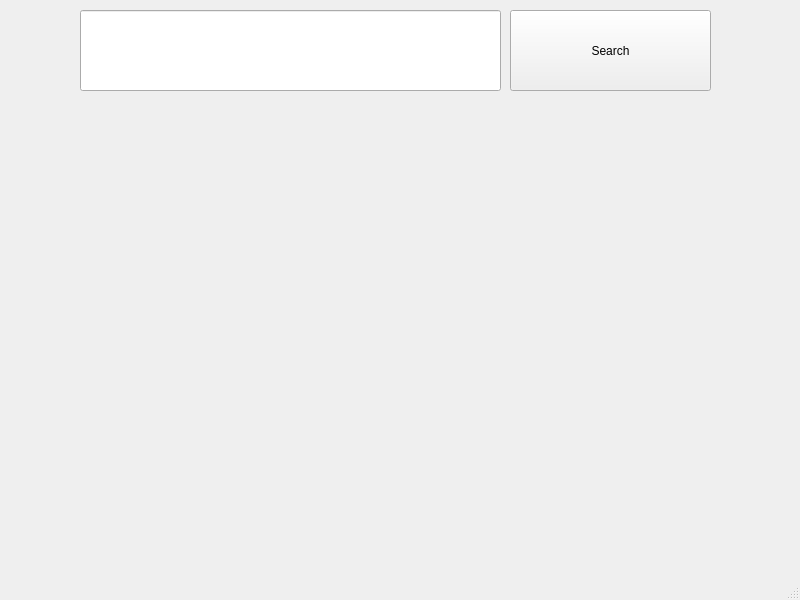
Before: the Qt Designer form GUI/StudentManagementSystem/viewstudent.ui in AppDevIn/StudentManagement, drawn with Qt 5.
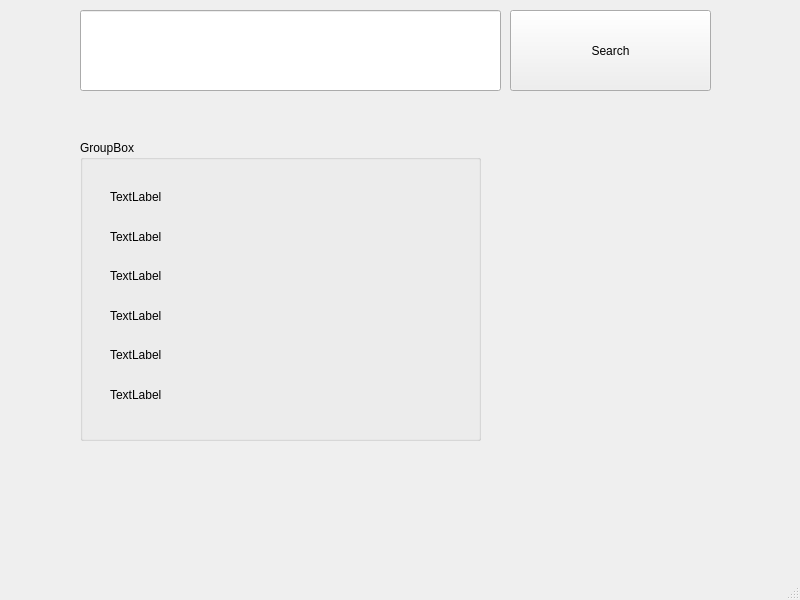
After: the same form once the commit is applied.

Diff of the .ui file:
```diff
--- a/GUI/StudentManagementSystem/viewstudent.ui
+++ b/GUI/StudentManagementSystem/viewstudent.ui
@@ -37,6 +37,73 @@
      </rect>
     </property>
    </widget>
+   <widget class="QGroupBox" name="groupBox">
+    <property name="geometry">
+     <rect>
+      <x>80</x>
+      <y>140</y>
+      <width>401</width>
+      <height>301</height>
+     </rect>
+    </property>
+    <property name="title">
+     <string>GroupBox</string>
+    </property>
+    <widget class="QWidget" name="">
+     <property name="geometry">
+      <rect>
+       <x>30</x>
+       <y>40</y>
+       <width>351</width>
+       <height>231</height>
+      </rect>
+     </property>
+     <layout class="QVBoxLayout" name="verticalLayout">
+      <item>
+       <widget class="QLabel" name="label_name">
+        <property name="text">
+         <string>TextLabel</string>
+        </property>
+       </widget>
+      </item>
+      <item>
+       <widget class="QLabel" name="label_email">
+        <property name="text">
+         <string>TextLabel</string>
+        </property>
+       </widget>
+      </item>
+      <item>
+       <widget class="QLabel" name="label_address">
+        <property name="text">
+         <string>TextLabel</string>
+        </property>
+       </widget>
+      </item>
+      <item>
+       <widget class="QLabel" name="label_email_2">
+        <property name="text">
+         <string>TextLabel</string>
+        </property>
+       </widget>
+      </item>
+      <item>
+       <widget class="QLabel" name="label_gpa">
+        <property name="text">
+         <string>TextLabel</string>
+        </property>
+       </widget>
+      </item>
+      <item>
+       <widget class="QLabel" name="label_class">
+        <property name="text">
+         <string>TextLabel</string>
+        </property>
+       </widget>
+      </item>
+     </layout>
+    </widget>
+   </widget>
   </widget>
   <widget class="QMenuBar" name="menubar">
    <property name="geometry">
```
